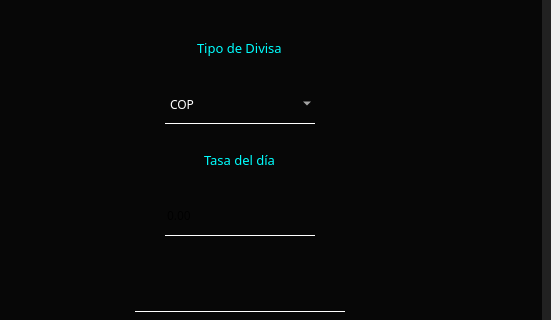
Qt form ui/interfaz_principal.ui (DevHarsue/FRIKIZONE) before a commit; both pictures show x 240 to 800 and y 159 to 479 of the 800 by 600 pixel window.
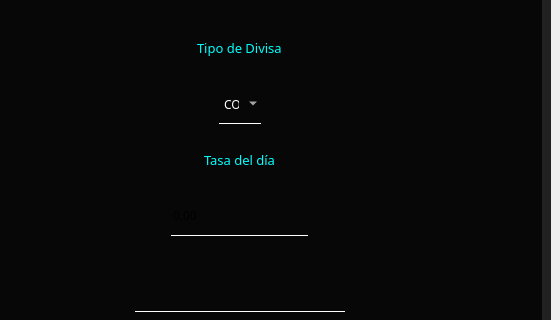
The same form after that commit. The open tabs and pages were chosen to show the change. Icons and pictures are not drawn.

What changed in the file:
```diff
--- a/ui/interfaz_principal.ui
+++ b/ui/interfaz_principal.ui
@@ -527,7 +527,7 @@
                      <widget class="QComboBox" name="comboBox_3">
                       <property name="minimumSize">
                        <size>
-                        <width>150</width>
+                        <width>28</width>
                         <height>40</height>
                        </size>
                       </property>
@@ -575,7 +575,7 @@
                      <widget class="QDoubleSpinBox" name="doubleSpinBox_11">
                       <property name="minimumSize">
                        <size>
-                        <width>150</width>
+                        <width>137</width>
                         <height>40</height>
                        </size>
                       </property>
```
Left out of the diff: 2 changed lines with no effect on the pictures.
